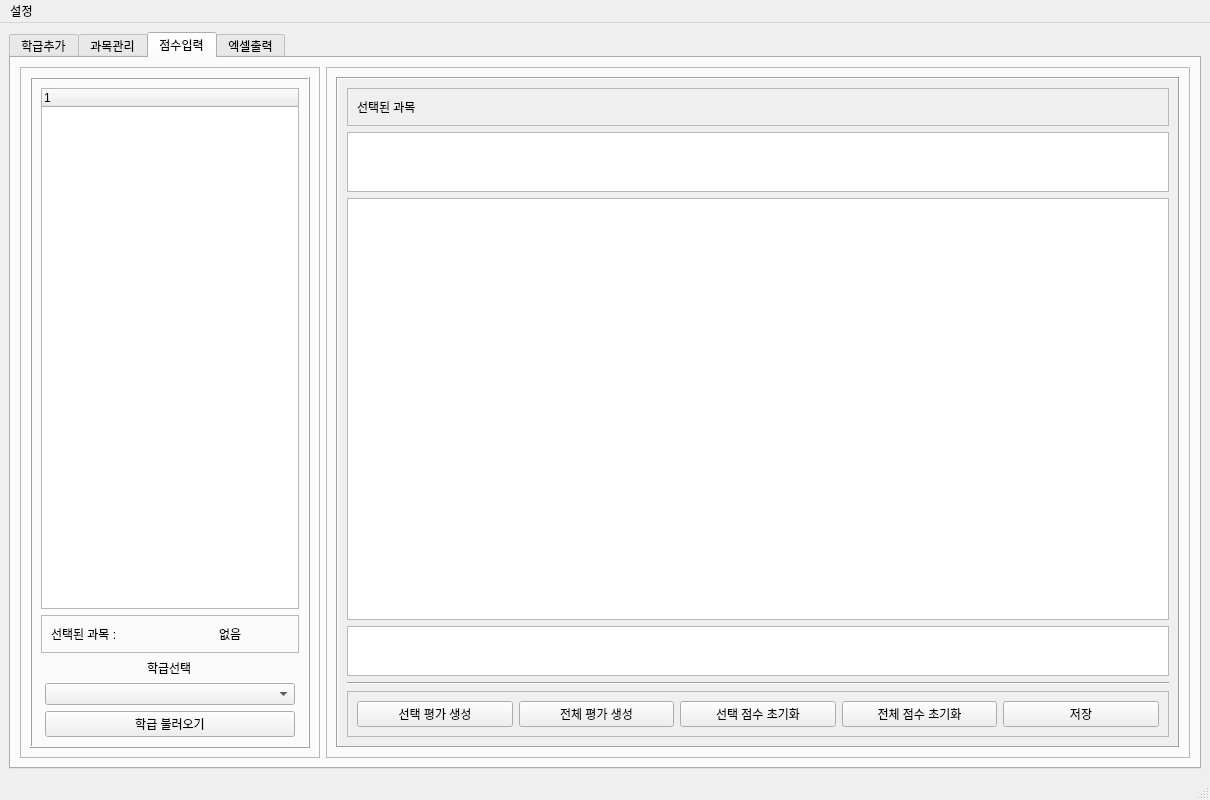
This is manager.ui in chlwodud77/student-assesment-manager as Qt 5 draws it before an edit. The edited form follows.
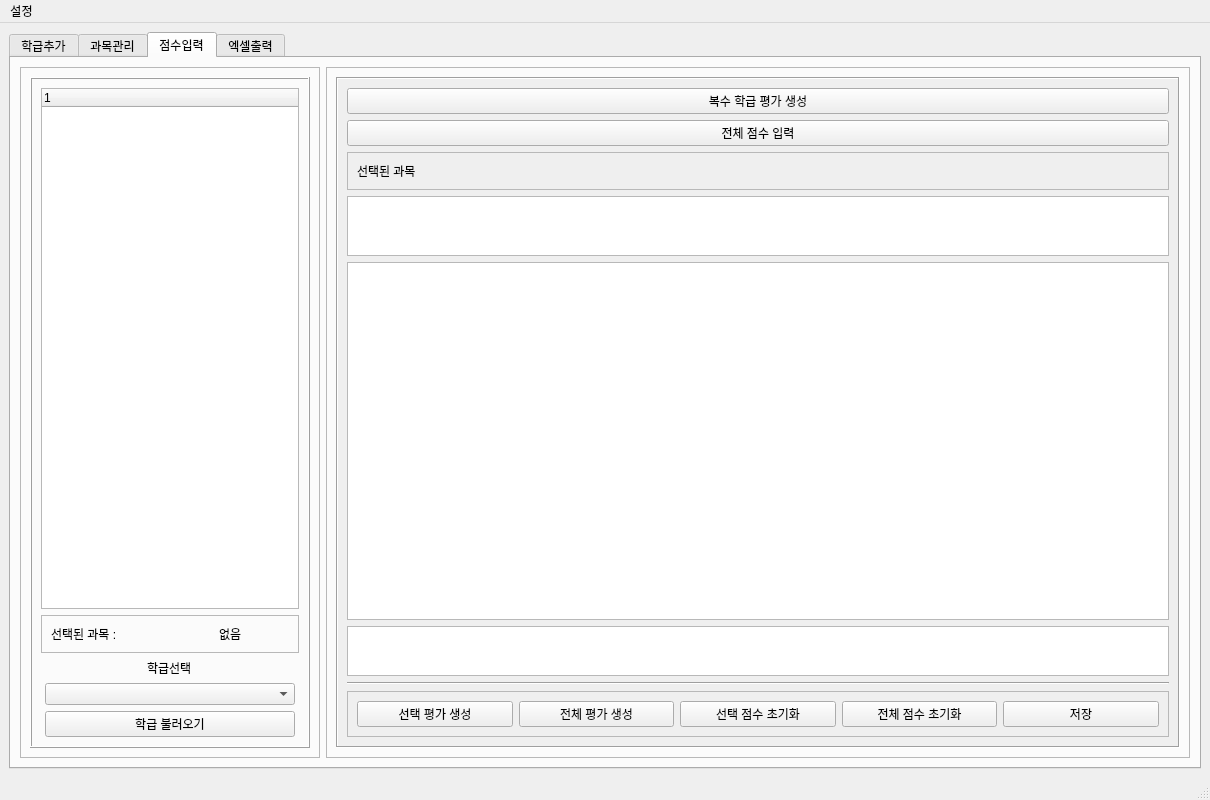
This is the edited form. The open tabs and pages were chosen to show the change. Icons and pictures are not drawn.

Diff of the .ui file:
```diff
--- a/manager.ui
+++ b/manager.ui
@@ -906,10 +906,24 @@
                 <x>0</x>
                 <y>0</y>
                 <width>794</width>
-                <height>649</height>
+                <height>648</height>
                </rect>
               </property>
               <layout class="QVBoxLayout" name="verticalLayout_13">
+               <item>
+                <widget class="QPushButton" name="multiClassAssesBtn">
+                 <property name="text">
+                  <string>복수 학급 평가 생성</string>
+                 </property>
+                </widget>
+               </item>
+               <item>
+                <widget class="QPushButton" name="totalScoreInput">
+                 <property name="text">
+                  <string>전체 점수 입력</string>
+                 </property>
+                </widget>
+               </item>
                <item>
                 <widget class="QFrame" name="frame_29">
                  <property name="frameShape">
```
Left out of the diff: 4 changed lines with no effect on the pictures.
